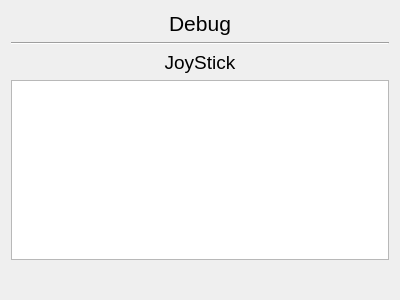
xdbob/Sphero, file debug.ui: the form before one commit.
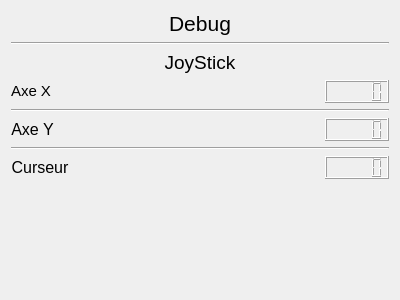
The form after the commit.

Diff of the .ui file:
```diff
--- a/debug.ui
+++ b/debug.ui
@@ -44,7 +44,115 @@
     </widget>
    </item>
    <item>
-    <widget class="QTableView" name="Joy"/>
+    <layout class="QHBoxLayout" name="horizontalLayout">
+     <item>
+      <widget class="QLabel" name="label_3">
+       <property name="text">
+        <string>&lt;!DOCTYPE HTML PUBLIC &quot;-//W3C//DTD HTML 4.0//EN&quot; &quot;http://www.w3.org/TR/REC-html40/strict.dtd&quot;&gt;
+&lt;html&gt;&lt;head&gt;&lt;meta name=&quot;qrichtext&quot; content=&quot;1&quot; /&gt;&lt;style type=&quot;text/css&quot;&gt;
+p, li { white-space: pre-wrap; }
+&lt;/style&gt;&lt;/head&gt;&lt;body style=&quot; font-family:'MS Shell Dlg 2'; font-size:8.25pt; font-weight:400; font-style:normal;&quot;&gt;
+&lt;p align=&quot;center&quot; style=&quot; margin-top:0px; margin-bottom:0px; margin-left:0px; margin-right:0px; -qt-block-indent:0; text-indent:0px;&quot;&gt;&lt;span style=&quot; font-size:11pt;&quot;&gt;Axe X&lt;/span&gt;&lt;/p&gt;&lt;/body&gt;&lt;/html&gt;</string>
+       </property>
+      </widget>
+     </item>
+     <item>
+      <spacer name="horizontalSpacer">
+       <property name="orientation">
+        <enum>Qt::Horizontal</enum>
+       </property>
+       <property name="sizeHint" stdset="0">
+        <size>
+         <width>40</width>
+         <height>20</height>
+        </size>
+       </property>
+      </spacer>
+     </item>
+     <item>
+      <widget class="QLCDNumber" name="AxeX">
+       <property name="smallDecimalPoint">
+        <bool>false</bool>
+       </property>
+      </widget>
+     </item>
+    </layout>
+   </item>
+   <item>
+    <widget class="Line" name="line_2">
+     <property name="orientation">
+      <enum>Qt::Horizontal</enum>
+     </property>
+    </widget>
+   </item>
+   <item>
+    <layout class="QHBoxLayout" name="horizontalLayout_2">
+     <item>
+      <widget class="QLabel" name="label_4">
+       <property name="text">
+        <string>&lt;!DOCTYPE HTML PUBLIC &quot;-//W3C//DTD HTML 4.0//EN&quot; &quot;http://www.w3.org/TR/REC-html40/strict.dtd&quot;&gt;
+&lt;html&gt;&lt;head&gt;&lt;meta name=&quot;qrichtext&quot; content=&quot;1&quot; /&gt;&lt;style type=&quot;text/css&quot;&gt;
+p, li { white-space: pre-wrap; }
+&lt;/style&gt;&lt;/head&gt;&lt;body style=&quot; font-family:'MS Shell Dlg 2'; font-size:8.25pt; font-weight:400; font-style:normal;&quot;&gt;
+&lt;p align=&quot;center&quot; style=&quot; margin-top:0px; margin-bottom:0px; margin-left:0px; margin-right:0px; -qt-block-indent:0; text-indent:0px;&quot;&gt;&lt;span style=&quot; font-size:12pt;&quot;&gt;Axe Y&lt;/span&gt;&lt;/p&gt;&lt;/body&gt;&lt;/html&gt;</string>
+       </property>
+      </widget>
+     </item>
+     <item>
+      <spacer name="horizontalSpacer_2">
+       <property name="orientation">
+        <enum>Qt::Horizontal</enum>
+       </property>
+       <property name="sizeHint" stdset="0">
+        <size>
+         <width>40</width>
+         <height>20</height>
+        </size>
+       </property>
+      </spacer>
+     </item>
+     <item>
+      <widget class="QLCDNumber" name="AxeY"/>
+     </item>
+    </layout>
+   </item>
+   <item>
+    <widget class="Line" name="line_3">
+     <property name="orientation">
+      <enum>Qt::Horizontal</enum>
+     </property>
+    </widget>
+   </item>
+   <item>
+    <layout class="QHBoxLayout" name="horizontalLayout_3">
+     <item>
+      <widget class="QLabel" name="label_5">
+       <property name="text">
+        <string>&lt;!DOCTYPE HTML PUBLIC &quot;-//W3C//DTD HTML 4.0//EN&quot; &quot;http://www.w3.org/TR/REC-html40/strict.dtd&quot;&gt;
+&lt;html&gt;&lt;head&gt;&lt;meta name=&quot;qrichtext&quot; content=&quot;1&quot; /&gt;&lt;style type=&quot;text/css&quot;&gt;
+p, li { white-space: pre-wrap; }
+&lt;/style&gt;&lt;/head&gt;&lt;body style=&quot; font-family:'MS Shell Dlg 2'; font-size:8.25pt; font-weight:400; font-style:normal;&quot;&gt;
+&lt;p align=&quot;center&quot; style=&quot; margin-top:0px; margin-bottom:0px; margin-left:0px; margin-right:0px; -qt-block-indent:0; text-indent:0px;&quot;&gt;&lt;span style=&quot; font-size:12pt;&quot;&gt;Curseur&lt;/span&gt;&lt;/p&gt;&lt;/body&gt;&lt;/html&gt;</string>
+       </property>
+      </widget>
+     </item>
+     <item>
+      <spacer name="horizontalSpacer_3">
+       <property name="orientation">
+        <enum>Qt::Horizontal</enum>
+       </property>
+       <property name="sizeHint" stdset="0">
+        <size>
+         <width>40</width>
+         <height>20</height>
+        </size>
+       </property>
+      </spacer>
+     </item>
+     <item>
+      <widget class="QLCDNumber" name="Curseur"/>
+     </item>
+    </layout>
    </item>
    <item>
     <spacer name="verticalSpacer">
```
